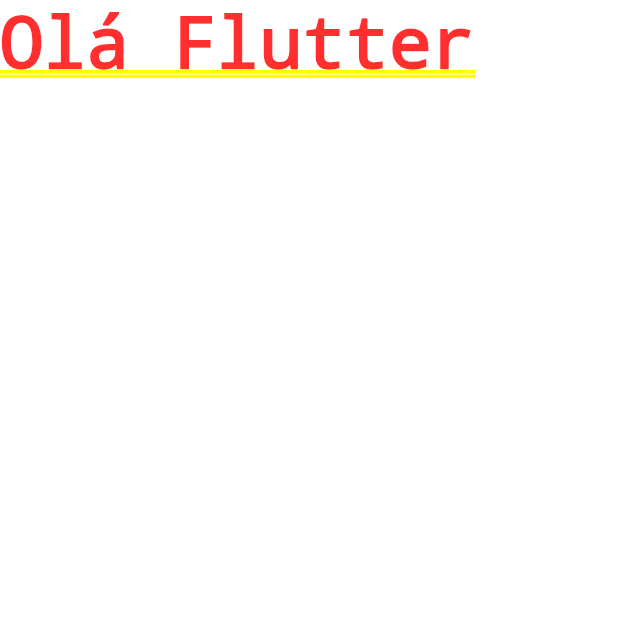
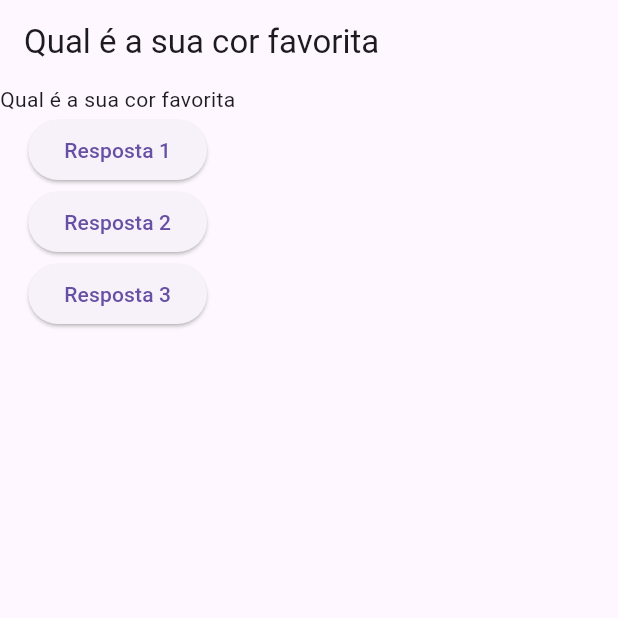
Before and after one commit to Gclayton94/PerguntasApp, a Flutter app: the screen it shows after launch, on a phone screen of 412 x 824 dp, the top half of it. Run offline on Flutter 3.47's test engine with Material 3 defaults, Android fonts, the phone set to English and light mode, and no system bars.

Commit message:
feat: inserindo botoes

```diff
--- a/lib/main.dart
+++ b/lib/main.dart
@@ -1,15 +1,39 @@
 import 'package:flutter/material.dart';
 
-main() {
-  runApp(PerguntaApp());
-}
+main() => runApp(PerguntaApp());
 
 class PerguntaApp extends StatelessWidget {
+  const PerguntaApp({super.key});
 
   @override
   Widget build(BuildContext context) {
-    return const MaterialApp(
-      home: Text('Olá Flutter'),
-    );
+    final perguntas = [
+      'Qual é a sua cor favorita',
+      'Qual é o seu animal favorito',
+    ];
+
+    return MaterialApp(
+        home: Scaffold(
+      appBar: AppBar(
+        title: Text(perguntas[0]),
+      ),
+      body: Column(
+        children: [
+          Text(perguntas[0]),
+          ElevatedButton(
+            onPressed: () => print('Resposta 1!'),
+            child: const Text('Resposta 1'),
+          ),
+          ElevatedButton(
+            onPressed: () => print('Resposta 2!'),
+            child: const Text('Resposta 2'),
+          ),
+          ElevatedButton(
+            onPressed: () => print('Resposta 3!'),
+            child: const Text('Resposta 3'),
+          ),
+        ],
+      ),
+    ));
   }
 }
```
